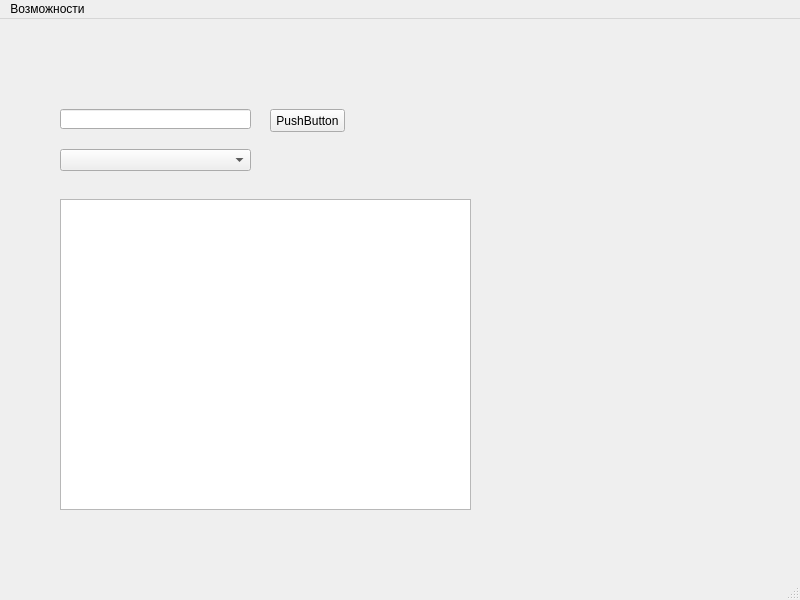
Before: the Qt Designer form recepts.ui in Proksima1/RecipeBook, drawn with Qt 5.
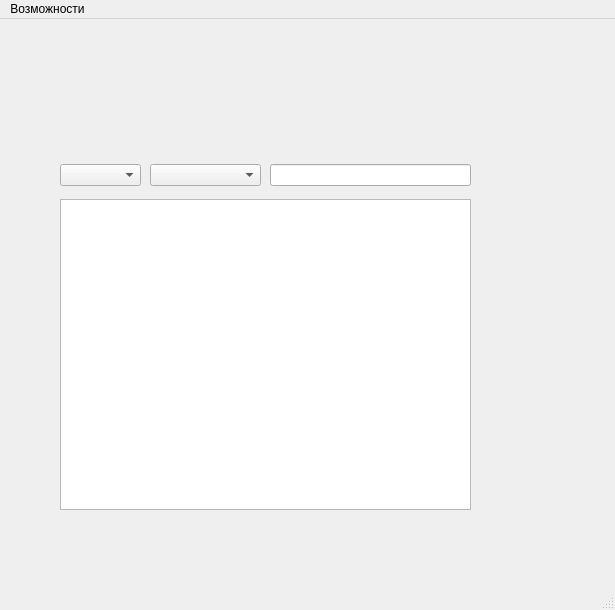
After: the same form once the commit is applied.

What changed in the file:
```diff
--- a/recepts.ui
+++ b/recepts.ui
@@ -6,53 +6,50 @@
    <rect>
     <x>0</x>
     <y>0</y>
-    <width>800</width>
-    <height>600</height>
+    <width>615</width>
+    <height>610</height>
    </rect>
   </property>
   <property name="windowTitle">
    <string>MainWindow</string>
   </property>
   <widget class="QWidget" name="centralwidget">
-   <widget class="QLineEdit" name="lineEdit">
-    <property name="geometry">
-     <rect>
-      <x>60</x>
-      <y>90</y>
-      <width>191</width>
-      <height>20</height>
-     </rect>
-    </property>
-   </widget>
-   <widget class="QPushButton" name="pushButton">
+   <widget class="QLineEdit" name="sort">
     <property name="geometry">
      <rect>
       <x>270</x>
-      <y>90</y>
-      <width>75</width>
-      <height>23</height>
-     </rect>
-    </property>
-    <property name="text">
-     <string>PushButton</string>
-    </property>
-   </widget>
-   <widget class="QListWidget" name="listWidget">
-    <property name="geometry">
-     <rect>
-      <x>60</x>
-      <y>180</y>
-      <width>411</width>
-      <height>311</height>
+      <y>145</y>
+      <width>201</width>
+      <height>22</height>
      </rect>
     </property>
    </widget>
    <widget class="QComboBox" name="comboBox">
     <property name="geometry">
      <rect>
+      <x>150</x>
+      <y>145</y>
+      <width>111</width>
+      <height>22</height>
+     </rect>
+    </property>
+   </widget>
+   <widget class="QTableWidget" name="tableWidget">
+    <property name="geometry">
+     <rect>
       <x>60</x>
-      <y>130</y>
-      <width>191</width>
+      <y>180</y>
+      <width>411</width>
+      <height>311</height>
+     </rect>
+    </property>
+   </widget>
+   <widget class="QComboBox" name="marks">
+    <property name="geometry">
+     <rect>
+      <x>60</x>
+      <y>145</y>
+      <width>81</width>
       <height>22</height>
      </rect>
     </property>
@@ -63,7 +60,7 @@
     <rect>
      <x>0</x>
      <y>0</y>
-     <width>800</width>
+     <width>615</width>
      <height>21</height>
     </rect>
    </property>
```
Left out of the diff: 24 changed lines with no effect on the pictures.
